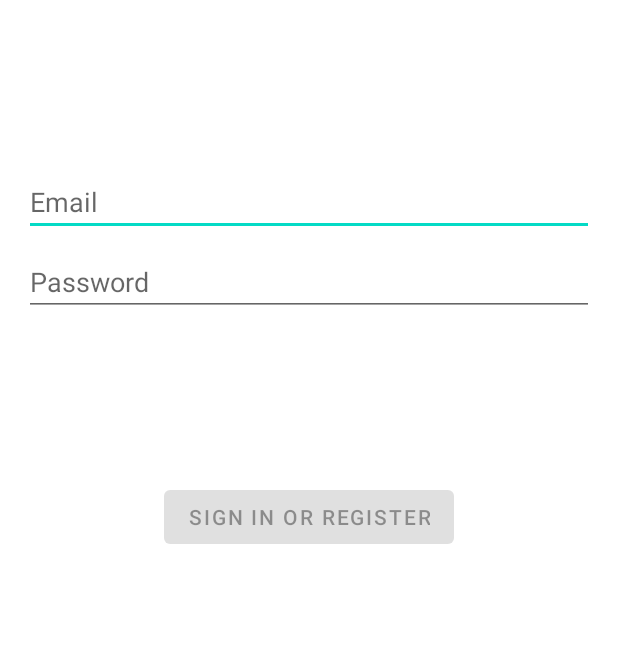
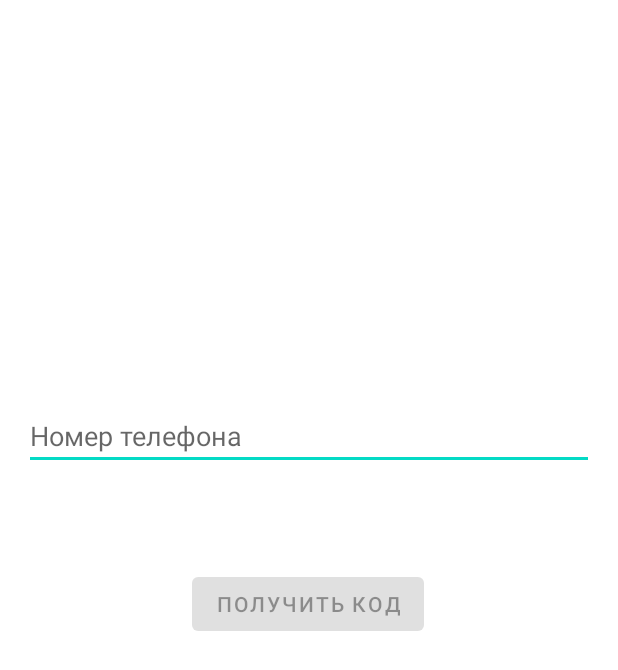
Before and after one commit to y0ung3r/JobSpot, an Android app: the layout activity_login.xml on its own in the app's theme, with its tools: preview values and no code run, on a phone screen of 412 x 824 dp. Shown: the top 670 px of the screen. Run offline under Robolectric (Android 15) with nearby library versions, the phone set to English and light mode, and no system bars.

Commit message:
Удален LoginActivity для экранов 936dp и 1240dp. Авторизация теперь заточена на вход с помощью номера телефона

```diff
--- a/app/src/main/java/com/anyjob/data/LoginDataSource.kt
+++ b/app/src/main/java/com/anyjob/data/LoginDataSource.kt
@@ -8,10 +8,11 @@ import java.io.IOException
  */
 class LoginDataSource {
 
-    fun login(username: String, password: String): Result<LoggedInUser> {
+    fun login(phoneNumber: String): Result<LoggedInUser> {
         try {
             // TODO: handle loggedInUser authentication
             val fakeUser = LoggedInUser(java.util.UUID.randomUUID().toString(), "Jane Doe")
+
             return Result.Success(fakeUser)
         } catch (e: Throwable) {
             return Result.Error(IOException("Error logging in", e))
--- a/app/src/main/java/com/anyjob/data/LoginRepository.kt
+++ b/app/src/main/java/com/anyjob/data/LoginRepository.kt
@@ -27,9 +27,9 @@ class LoginRepository(val dataSource: LoginDataSource) {
         dataSource.logout()
     }
 
-    fun login(username: String, password: String): Result<LoggedInUser> {
+    fun login(phoneNumber: String): Result<LoggedInUser> {
         // handle login
-        val result = dataSource.login(username, password)
+        val result = dataSource.login(phoneNumber)
 
         if (result is Result.Success) {
             setLoggedInUser(result.data)
--- a/app/src/main/java/com/anyjob/ui/login/LoginFormState.kt
+++ b/app/src/main/java/com/anyjob/ui/login/LoginFormState.kt
@@ -4,7 +4,6 @@ package com.anyjob.ui.login
  * Data validation state of the login form.
  */
 data class LoginFormState(
-    val usernameError: Int? = null,
-    val passwordError: Int? = null,
+    val phoneNumberError: Int? = null,
     val isDataValid: Boolean = false
 )
--- a/app/src/main/res/layout-w1240dp/activity_login.xml
+++ /dev/null
@@ -1,71 +0,0 @@
-<?xml version="1.0" encoding="utf-8"?>
-<androidx.constraintlayout.widget.ConstraintLayout xmlns:android="http://schemas.android.com/apk/res/android"
-    xmlns:app="http://schemas.android.com/apk/res-auto"
-    xmlns:tools="http://schemas.android.com/tools"
-    android:id="@+id/container"
-    android:layout_width="match_parent"
-    android:layout_height="match_parent"
-    android:paddingLeft="@dimen/activity_horizontal_margin"
-    android:paddingTop="@dimen/activity_vertical_margin"
-    android:paddingRight="@dimen/activity_horizontal_margin"
-    android:paddingBottom="@dimen/activity_vertical_margin"
-    tools:context=".ui.login.LoginActivity">
-
-    <EditText
-        android:id="@+id/username"
-        android:layout_width="0dp"
-        android:layout_height="wrap_content"
-        android:layout_marginTop="96dp"
-        android:autofillHints="@string/prompt_email"
-        android:hint="@string/prompt_email"
-        android:inputType="textEmailAddress"
-        android:selectAllOnFocus="true"
-        app:layout_constraintEnd_toEndOf="parent"
-        app:layout_constraintStart_toStartOf="parent"
-        app:layout_constraintTop_toTopOf="parent" />
-
-    <EditText
-        android:id="@+id/password"
-        android:layout_width="0dp"
-        android:layout_height="wrap_content"
-        android:layout_marginTop="8dp"
-        android:autofillHints="@string/prompt_password"
-        android:hint="@string/prompt_password"
-        android:imeActionLabel="@string/action_sign_in_short"
-        android:imeOptions="actionDone"
-        android:inputType="textPassword"
-        android:selectAllOnFocus="true"
-        app:layout_constraintEnd_toEndOf="parent"
-        app:layout_constraintStart_toStartOf="parent"
-        app:layout_constraintTop_toBottomOf="@+id/username" />
-
-    <Button
-        android:id="@+id/login"
-        android:layout_width="wrap_content"
-        android:layout_height="wrap_content"
-        android:layout_gravity="start"
-        android:layout_marginTop="16dp"
-        android:layout_marginBottom="64dp"
-        android:enabled="false"
-        android:text="@string/action_sign_in"
-        app:layout_constraintBottom_toBottomOf="parent"
-        app:layout_constraintEnd_toEndOf="parent"
-        app:layout_constraintStart_toStartOf="parent"
-        app:layout_constraintTop_toBottomOf="@+id/password"
-        app:layout_constraintVertical_bias="0.2" />
-
-    <ProgressBar
-        android:id="@+id/loading"
-        android:layout_width="wrap_content"
-        android:layout_height="wrap_content"
-        android:layout_gravity="center"
-        android:layout_marginTop="64dp"
-        android:layout_marginBottom="64dp"
-        android:visibility="gone"
-        app:layout_constraintBottom_toBottomOf="parent"
-        app:layout_constraintEnd_toEndOf="@+id/password"
-        app:layout_constraintStart_toStartOf="@+id/password"
-        app:layout_constraintTop_toTopOf="parent"
-        app:layout_constraintVertical_bias="0.3" />
-
-</androidx.constraintlayout.widget.ConstraintLayout>
--- a/app/src/main/res/layout-w936dp/activity_login.xml
+++ /dev/null
@@ -1,78 +0,0 @@
-<?xml version="1.0" encoding="utf-8"?>
-<androidx.constraintlayout.widget.ConstraintLayout xmlns:android="http://schemas.android.com/apk/res/android"
-    xmlns:app="http://schemas.android.com/apk/res-auto"
-    xmlns:tools="http://schemas.android.com/tools"
-    android:id="@+id/container"
-    android:layout_width="match_parent"
-    android:layout_height="match_parent"
-    android:paddingLeft="@dimen/activity_horizontal_margin"
-    android:paddingTop="@dimen/activity_vertical_margin"
-    android:paddingRight="@dimen/activity_horizontal_margin"
-    android:paddingBottom="@dimen/activity_vertical_margin"
-    tools:context=".ui.login.LoginActivity">
-
-    <androidx.constraintlayout.widget.ConstraintLayout
-        android:layout_width="840dp"
-        android:layout_height="match_parent"
-        app:layout_constraintEnd_toEndOf="parent"
-        app:layout_constraintStart_toStartOf="parent">
-
-        <EditText
-            android:id="@+id/username"
-            android:layout_width="0dp"
-            android:layout_height="wrap_content"
-            android:layout_marginTop="96dp"
-            android:autofillHints="@string/prompt_email"
-            android:hint="@string/prompt_email"
-            android:inputType="textEmailAddress"
-            android:selectAllOnFocus="true"
-            app:layout_constraintEnd_toEndOf="parent"
-            app:layout_constraintStart_toStartOf="parent"
-            app:layout_constraintTop_toTopOf="parent" />
-
-        <EditText
-            android:id="@+id/password"
-            android:layout_width="0dp"
-            android:layout_height="wrap_content"
-            android:layout_marginTop="8dp"
-            android:autofillHints="@string/prompt_password"
-            android:hint="@string/prompt_password"
-            android:imeActionLabel="@string/action_sign_in_short"
-            android:imeOptions="actionDone"
-            android:inputType="textPassword"
-            android:selectAllOnFocus="true"
-            app:layout_constraintEnd_toEndOf="parent"
-            app:layout_constraintStart_toStartOf="parent"
-            app:layout_constraintTop_toBottomOf="@+id/username" />
-
-        <Button
-            android:id="@+id/login"
-            android:layout_width="wrap_content"
-            android:layout_height="wrap_content"
-            android:layout_gravity="start"
-            android:layout_marginTop="16dp"
-            android:layout_marginBottom="64dp"
-            android:enabled="false"
-            android:text="@string/action_sign_in"
-            app:layout_constraintBottom_toBottomOf="parent"
-            app:layout_constraintEnd_toEndOf="parent"
-            app:layout_constraintStart_toStartOf="parent"
-            app:layout_constraintTop_toBottomOf="@+id/password"
-            app:layout_constraintVertical_bias="0.2" />
-
-        <ProgressBar
-            android:id="@+id/loading"
-            android:layout_width="wrap_content"
-            android:layout_height="wrap_content"
-            android:layout_gravity="center"
-            android:layout_marginTop="64dp"
-            android:layout_marginBottom="64dp"
-            android:visibility="gone"
-            app:layout_constraintBottom_toBottomOf="parent"
-            app:layout_constraintEnd_toEndOf="@+id/password"
-            app:layout_constraintStart_toStartOf="@+id/password"
-            app:layout_constraintTop_toTopOf="parent"
-            app:layout_constraintVertical_bias="0.3" />
-
-    </androidx.constraintlayout.widget.ConstraintLayout>
-</androidx.constraintlayout.widget.ConstraintLayout>
--- a/app/src/main/res/layout/activity_login.xml
+++ b/app/src/main/res/layout/activity_login.xml
@@ -12,50 +12,34 @@
     tools:context=".ui.login.LoginActivity">
 
     <EditText
-        android:id="@+id/username"
+        android:id="@+id/phone_number_field"
         android:layout_width="0dp"
         android:layout_height="wrap_content"
-        android:layout_marginTop="96dp"
-        android:autofillHints="@string/prompt_email"
-        android:hint="@string/prompt_email"
-        android:inputType="textEmailAddress"
+        android:layout_marginTop="252dp"
+        android:autofillHints="@string/prompt_phone_number"
+        android:hint="@string/prompt_phone_number"
+        android:inputType="phone"
         android:selectAllOnFocus="true"
         app:layout_constraintEnd_toEndOf="parent"
         app:layout_constraintStart_toStartOf="parent"
         app:layout_constraintTop_toTopOf="parent" />
 
-    <EditText
-        android:id="@+id/password"
-        android:layout_width="0dp"
-        android:layout_height="wrap_content"
-        android:layout_marginTop="8dp"
-        android:autofillHints="@string/prompt_password"
-        android:hint="@string/prompt_password"
-        android:imeActionLabel="@string/action_sign_in_short"
-        android:imeOptions="actionDone"
-        android:inputType="textPassword"
-        android:selectAllOnFocus="true"
-        app:layout_constraintEnd_toEndOf="parent"
-        app:layout_constraintStart_toStartOf="parent"
-        app:layout_constraintTop_toBottomOf="@+id/username" />
-
     <Button
-        android:id="@+id/login"
+        android:id="@+id/get_confirmation_code_button"
         android:layout_width="wrap_content"
         android:layout_height="wrap_content"
         android:layout_gravity="start"
-        android:layout_marginTop="16dp"
-        android:layout_marginBottom="64dp"
+        android:layout_marginBottom="316dp"
         android:enabled="false"
-        android:text="@string/action_sign_in"
+        android:text="@string/action_get_confirmation_code"
         app:layout_constraintBottom_toBottomOf="parent"
         app:layout_constraintEnd_toEndOf="parent"
+        app:layout_constraintHorizontal_bias="0.497"
         app:layout_constraintStart_toStartOf="parent"
-        app:layout_constraintTop_toBottomOf="@+id/password"
-        app:layout_constraintVertical_bias="0.2" />
+        app:layout_constraintTop_toBottomOf="@+id/phone_number_field" />
 
     <ProgressBar
-        android:id="@+id/loading"
+        android:id="@+id/loading_bar"
         android:layout_width="wrap_content"
         android:layout_height="wrap_content"
         android:layout_gravity="center"
@@ -63,9 +47,8 @@
         android:layout_marginBottom="64dp"
         android:visibility="gone"
         app:layout_constraintBottom_toBottomOf="parent"
-        app:layout_constraintEnd_toEndOf="@+id/password"
-        app:layout_constraintStart_toStartOf="@+id/password"
         app:layout_constraintTop_toTopOf="parent"
-        app:layout_constraintVertical_bias="0.3" />
+        app:layout_constraintVertical_bias="0.3"
+        tools:layout_editor_absoluteX="16dp" />
 
 </androidx.constraintlayout.widget.ConstraintLayout>
--- a/app/src/main/res/values/strings.xml
+++ b/app/src/main/res/values/strings.xml
@@ -1,12 +1,9 @@
 <resources>
     <string name="app_name">AnyJob</string>
     <!-- Strings related to login -->
-    <string name="prompt_email">Email</string>
-    <string name="prompt_password">Password</string>
-    <string name="action_sign_in">Sign in or register</string>
-    <string name="action_sign_in_short">Sign in</string>
+    <string name="prompt_phone_number">Номер телефона</string>
+    <string name="action_get_confirmation_code">Получить код</string>
     <string name="welcome">"Welcome !"</string>
-    <string name="invalid_username">Not a valid username</string>
-    <string name="invalid_password">Password must be >5 characters</string>
+    <string name="invalid_phone_number">Неправильно указан номер телефона</string>
     <string name="login_failed">"Login failed"</string>
 </resources>
```
Also changed, not shown: app/src/main/java/com/anyjob/ui/login/LoginActivity.kt (+32 -50 lines), app/src/main/java/com/anyjob/ui/login/LoginViewModel.kt (+18 -24 lines).
